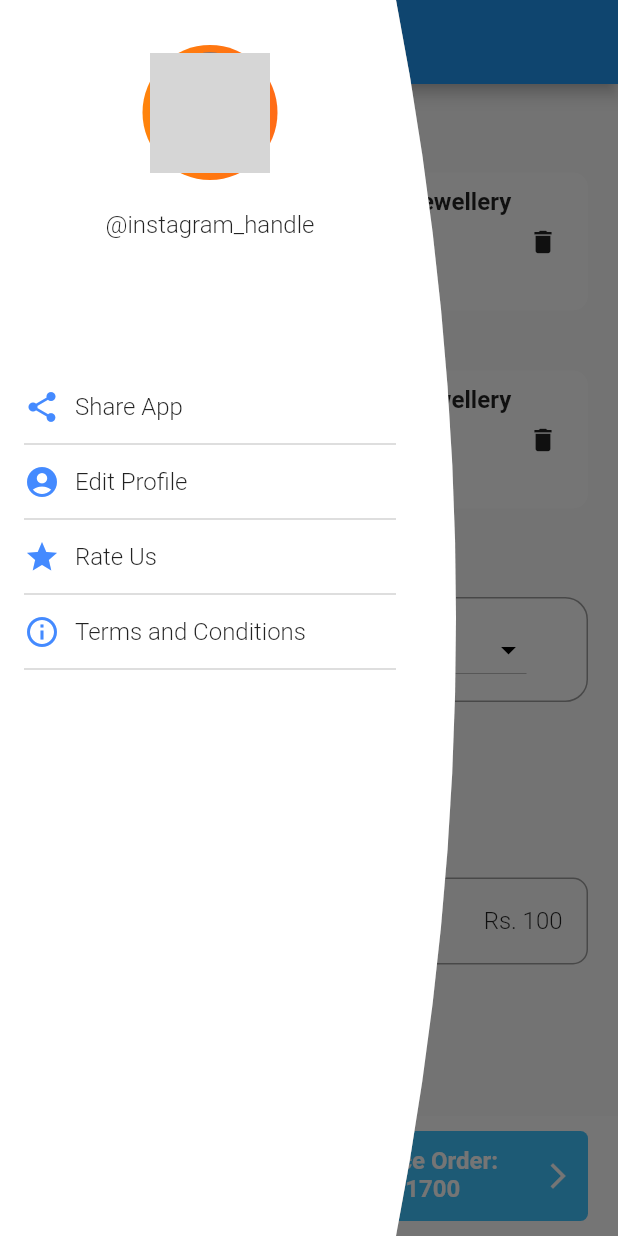
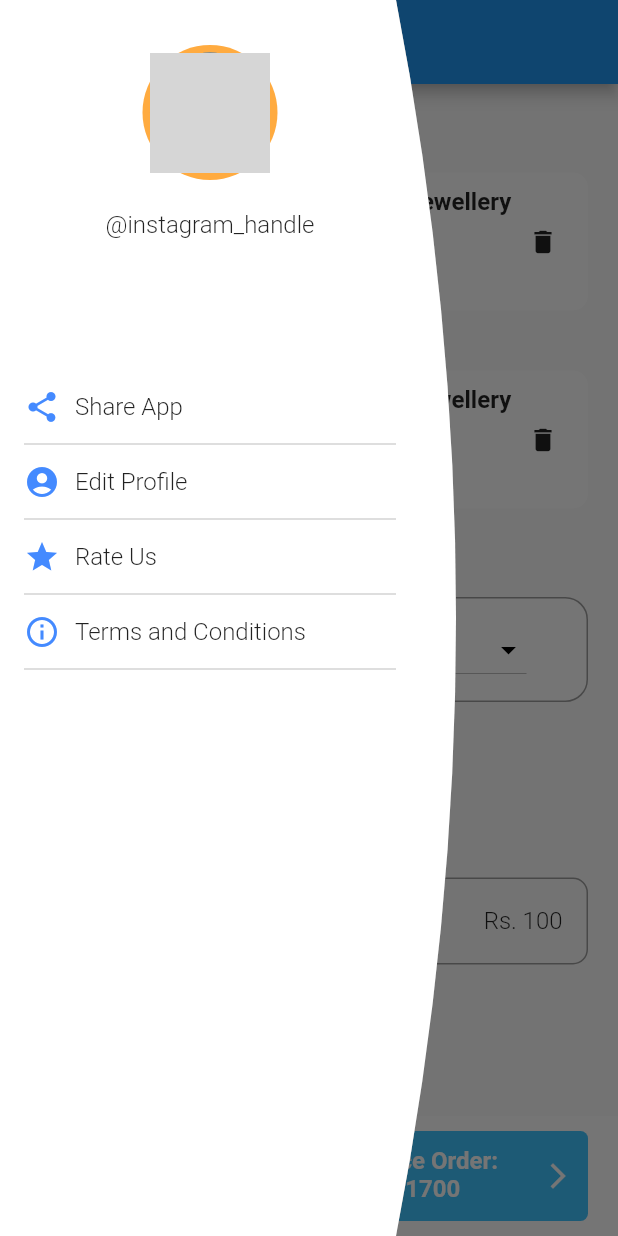
Before and after one commit to kjain333/shopping_app, a Flutter app: the PlaceOrder screen opened directly, with the side drawer open, on a phone screen of 412 x 824 dp. Run offline on Flutter 3.47's test engine with Material 2 defaults, Android fonts, the phone set to English and light mode, and no system bars; our stand-ins replace titled_navigation_bar; network calls fail; grey boxes are pictures that could not be loaded.

Commit message:
minor fixes

```diff
--- a/lib/MainPage.dart
+++ b/lib/MainPage.dart
@@ -71,8 +71,7 @@ class _MainPageState extends State<MainPage> {
                       alignment: Alignment.center,
                       decoration: BoxDecoration(
                           shape: BoxShape.circle,
-                          gradient: LinearGradient(
-                              colors: [Colors.orange, Colors.deepOrange])),
+                          color: Colors.orangeAccent),
                       child: CircleAvatar(
                         radius: 40,
                         backgroundImage: NetworkImage("https://flutter.io/images/catalog-widget-placeholder.png"),//AssetImage("assets/images/app_logo.png"),
--- a/lib/PlaceOrder.dart
+++ b/lib/PlaceOrder.dart
@@ -99,8 +99,8 @@ class _PlaceOrder extends State<PlaceOrder>{
                       alignment: Alignment.center,
                       decoration: BoxDecoration(
                           shape: BoxShape.circle,
-                          gradient: LinearGradient(
-                              colors: [Colors.orange, Colors.deepOrange])),
+                          color: Colors.orangeAccent
+                      ),
                       child: CircleAvatar(
                         radius: 40,
                         backgroundImage: NetworkImage("https://flutter.io/images/catalog-widget-placeholder.png"),//AssetImage("assets/images/app_logo.png"),
--- a/lib/Product.dart
+++ b/lib/Product.dart
@@ -63,8 +63,7 @@ class _Product extends State<Product>{
                       alignment: Alignment.center,
                       decoration: BoxDecoration(
                           shape: BoxShape.circle,
-                          gradient: LinearGradient(
-                              colors: [Colors.orange, Colors.deepOrange])),
+                          color: Colors.orangeAccent),
                       child: CircleAvatar(
                         radius: 40,
                         backgroundImage: NetworkImage("https://flutter.io/images/catalog-widget-placeholder.png"),//AssetImage("assets/images/app_logo.png"),
```
Also changed, not shown: pubspec.lock.
